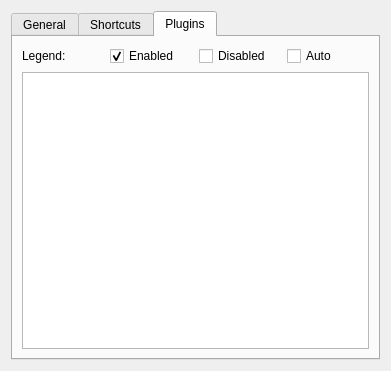
Old version of the form libqtnote/optionsdlg.ui in the repository Ri0n/QtNote.
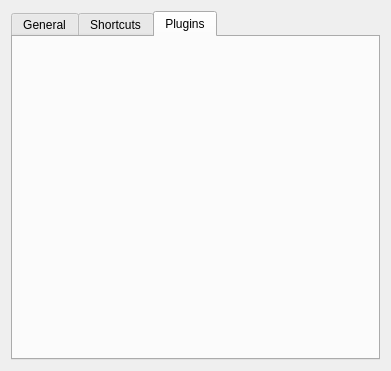
New version of the form. The open tabs and pages were chosen to show the change. Icons and pictures are not drawn.

Commit message: Fixed enable/disable plugins

Diff of the .ui file:
```diff
--- a/libqtnote/optionsdlg.ui
+++ b/libqtnote/optionsdlg.ui
@@ -123,58 +123,7 @@
       <attribute name="title">
        <string>Plugins</string>
       </attribute>
-      <layout class="QVBoxLayout" name="verticalLayout_4">
-       <item>
-        <layout class="QHBoxLayout" name="horizontalLayout_2">
-         <item>
-          <widget class="QLabel" name="label_2">
-           <property name="text">
-            <string>Legend:</string>
-           </property>
-          </widget>
-         </item>
-         <item>
-          <widget class="QCheckBox" name="ckLegendEnabled">
-           <property name="focusPolicy">
-            <enum>Qt::NoFocus</enum>
-           </property>
-           <property name="text">
-            <string>Enabled</string>
-           </property>
-           <property name="checked">
-            <bool>true</bool>
-           </property>
-          </widget>
-         </item>
-         <item>
-          <widget class="QCheckBox" name="ckLegendDisabled">
-           <property name="focusPolicy">
-            <enum>Qt::NoFocus</enum>
-           </property>
-           <property name="text">
-            <string>Disabled</string>
-           </property>
-          </widget>
-         </item>
-         <item>
-          <widget class="QCheckBox" name="ckLegendAuto">
-           <property name="focusPolicy">
-            <enum>Qt::NoFocus</enum>
-           </property>
-           <property name="text">
-            <string>Auto</string>
-           </property>
-           <property name="tristate">
-            <bool>true</bool>
-           </property>
-          </widget>
-         </item>
-        </layout>
-       </item>
-       <item>
-        <widget class="QTableView" name="tblPlugins"/>
-       </item>
-      </layout>
+      <layout class="QVBoxLayout" name="verticalLayout_4"/>
      </widget>
     </widget>
    </item>
```
Left out of the diff: 2 changed lines with no effect on the pictures. The commit also changes 7 other files.
